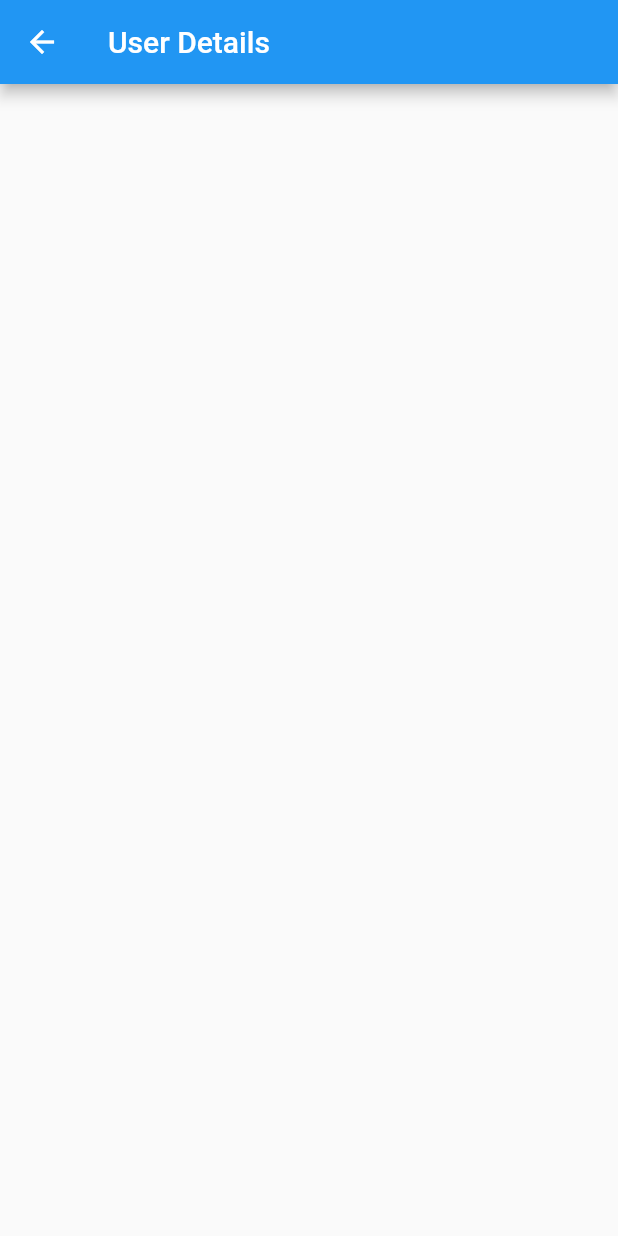
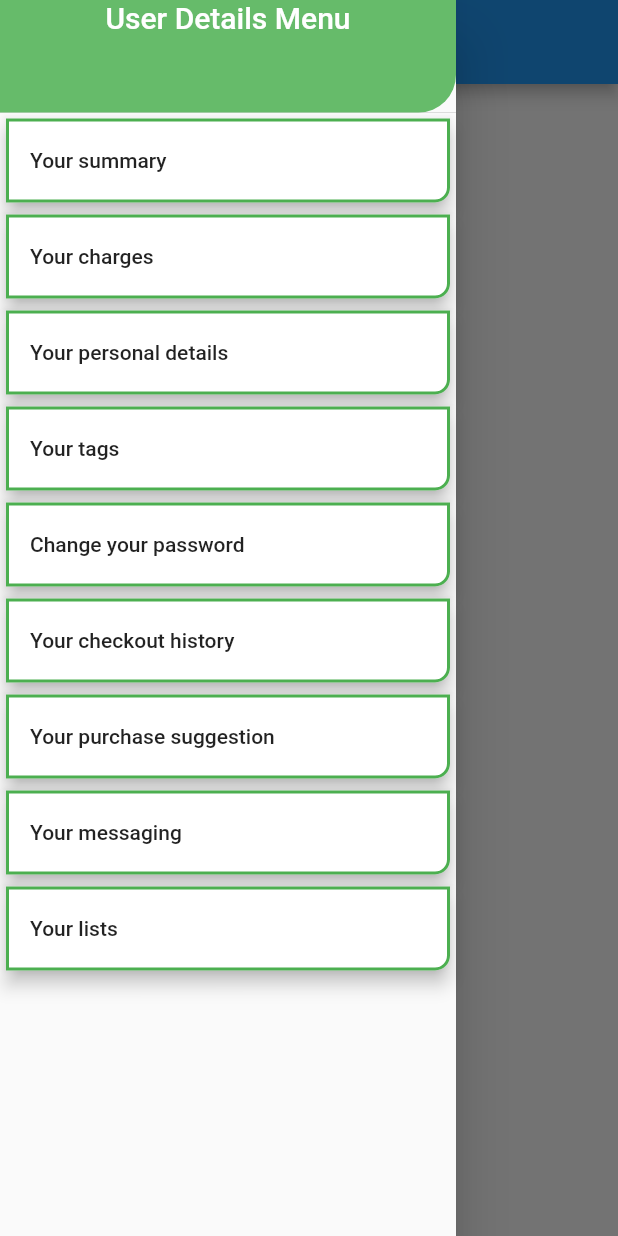
Before and after one commit to hasnainrabby/librarymanagment, a Flutter app: the UserDetails screen opened directly, with the side drawer open (before the commit the screen has no drawer), on a phone screen of 412 x 824 dp. Run offline on Flutter 3.47's test engine with Material 2 defaults, Android fonts, the phone set to English and light mode, and no system bars.

Commit message:
Sidebar Menu

```diff
--- a/lib/library_management.dart
+++ b/lib/library_management.dart
@@ -1,7 +1,7 @@
 import 'dart:convert';
-
 import 'package:flutter/material.dart';
 import 'package:http/http.dart';
+import 'package:librarymanagment/user_details/user_details.dart';
 
 class LibraryManagement extends StatefulWidget {
   const LibraryManagement({Key? key}) : super(key: key);
@@ -145,33 +145,24 @@ void login(String username, String password,BuildContext context) async {
 
       print(data['token']);
       print("Account login successfully");
-      Navigator.push(context, MaterialPageRoute(builder: (context) =>UserDetails()));
+      final snackBar = SnackBar(
+          duration: Duration(milliseconds: 900),
+          content: Text("Successfully Login!",textAlign: TextAlign.center,),
+          backgroundColor: Colors.grey.shade500,);
+      ScaffoldMessenger.of(context).showSnackBar(snackBar);
+      Navigator.push(context, MaterialPageRoute(builder: (context) => UserDetails()));
 
     }
     else{
       print('Login Failed');
+      final snackBar = SnackBar(
+        duration: Duration(milliseconds: 900),
+        content: Text("Please Enter your username & password!",textAlign: TextAlign.center,),
+        backgroundColor: Colors.grey.shade500,);
+      ScaffoldMessenger.of(context).showSnackBar(snackBar);
     }
   }
   catch(e) {
     print(e.toString());
   }
 }
-
-//User Details Route
-class UserDetails extends StatefulWidget {
-  const UserDetails({Key? key}) : super(key: key);
-
-  @override
-  State<UserDetails> createState() => _UserDetailsState();
-}
-
-class _UserDetailsState extends State<UserDetails> {
-  @override
-  Widget build(BuildContext context) {
-    return Scaffold(
-      appBar: AppBar(
-        title: Text("User Details"),
-      ),
-    );
-  }
-}
--- /dev/null
+++ b/lib/user_details/user_details.dart
@@ -0,0 +1,184 @@
+import 'package:flutter/material.dart';
+//User Details Route
+class UserDetails extends StatefulWidget {
+  const UserDetails({Key? key}) : super(key: key);
+
+  @override
+  State<UserDetails> createState() => _UserDetailsState();
+}
+
+class _UserDetailsState extends State<UserDetails> {
+  @override
+  Widget build(BuildContext context) {
+    return Scaffold(
+      appBar: AppBar(
+        title: Text("User Details"),
+        centerTitle: true,
+      ),
+      drawer: Drawer(
+        child: ListView(
+          padding: EdgeInsets.zero,
+          children: [
+            SizedBox(
+              height: 75,
+              child: DrawerHeader(
+                margin: EdgeInsets.all(0.0),
+                padding: EdgeInsets.all(0.0),
+                decoration: BoxDecoration(
+                  color: Colors.green.shade400,
+                  borderRadius: BorderRadius.only(bottomRight:Radius.circular(25) )
+                ),
+                  child: Text("User Details Menu",
+                    style: TextStyle(color: Colors.white,fontSize: 20),
+                    textAlign: TextAlign.center,) ),
+            ),
+            Card(
+              elevation: 5,
+              shape: RoundedRectangleBorder(
+                  borderRadius: BorderRadius.only(
+                      bottomRight: Radius.circular(10),
+                     // topRight: Radius.circular(10)
+                      ),
+                  side: BorderSide(width: 2, color: Colors.green)),
+              child: ListTile(
+                title: Text("Your summary"),
+                onTap: (){
+
+                },
+
+              ),
+            ),
+            Card(
+              elevation: 5,
+              shape: RoundedRectangleBorder(
+                  borderRadius: BorderRadius.only(
+                    bottomRight: Radius.circular(10),
+                    // topRight: Radius.circular(10)
+                  ),
+                  side: BorderSide(width: 2, color: Colors.green)),
+              child: ListTile(
+                title: Text("Your charges"),
+                onTap: (){
+
+                },
+
+              ),
+            ),
+            Card(
+              elevation: 5,
+              shape: RoundedRectangleBorder(
+                  borderRadius: BorderRadius.only(
+                    bottomRight: Radius.circular(10),
+                    // topRight: Radius.circular(10)
+                  ),
+                  side: BorderSide(width: 2, color: Colors.green)),
+              child: ListTile(
+                title: Text("Your personal details"),
+                onTap: (){
+
+                },
+
+              ),
+            ),
+            Card(
+              elevation: 5,
+              shape: RoundedRectangleBorder(
+                  borderRadius: BorderRadius.only(
+                    bottomRight: Radius.circular(10),
+                    // topRight: Radius.circular(10)
+                  ),
+                  side: BorderSide(width: 2, color: Colors.green)),
+              child: ListTile(
+                title: Text("Your tags"),
+                onTap: (){
+
+                },
+
+              ),
+            ),
+            Card(
+              elevation: 5,
+              shape: RoundedRectangleBorder(
+                  borderRadius: BorderRadius.only(
+                    bottomRight: Radius.circular(10),
+                    // topRight: Radius.circular(10)
+                  ),
+                  side: BorderSide(width: 2, color: Colors.green)),
+              child: ListTile(
+                title: Text("Change your password"),
+                onTap: (){
+
+                },
+
+              ),
+            ),
+            Card(
+              elevation: 5,
+              shape: RoundedRectangleBorder(
+                  borderRadius: BorderRadius.only(
+                    bottomRight: Radius.circular(10),
+                    // topRight: Radius.circular(10)
+                  ),
+                  side: BorderSide(width: 2, color: Colors.green)),
+              child: ListTile(
+                title: Text("Your checkout history"),
+                onTap: (){
+
+                },
+
+              ),
+            ),
+            Card(
+              elevation: 5,
+              shape: RoundedRectangleBorder(
+                  borderRadius: BorderRadius.only(
+                    bottomRight: Radius.circular(10),
+                    // topRight: Radius.circular(10)
+                  ),
+                  side: BorderSide(width: 2, color: Colors.green)),
+              child: ListTile(
+                title: Text("Your purchase suggestion"),
+                onTap: (){
+
+                },
+
+              ),
+            ),
+            Card(
+              elevation: 5,
+              shape: RoundedRectangleBorder(
+                  borderRadius: BorderRadius.only(
+                    bottomRight: Radius.circular(10),
+                    // topRight: Radius.circular(10)
+                  ),
+                  side: BorderSide(width: 2, color: Colors.green)),
+              child: ListTile(
+                title: Text("Your messaging"),
+                onTap: (){
+
+                },
+
+              ),
+            ),
+            Card(
+              elevation: 5,
+              shape: RoundedRectangleBorder(
+                  borderRadius: BorderRadius.only(
+                    bottomRight: Radius.circular(10),
+                    // topRight: Radius.circular(10)
+                  ),
+                  side: BorderSide(width: 2, color: Colors.green)),
+              child: ListTile(
+                title: Text("Your lists"),
+                onTap: (){
+
+                },
+
+              ),
+            ),
+          ],
+        ),
+      ),
+    );
+  }
+}
```
